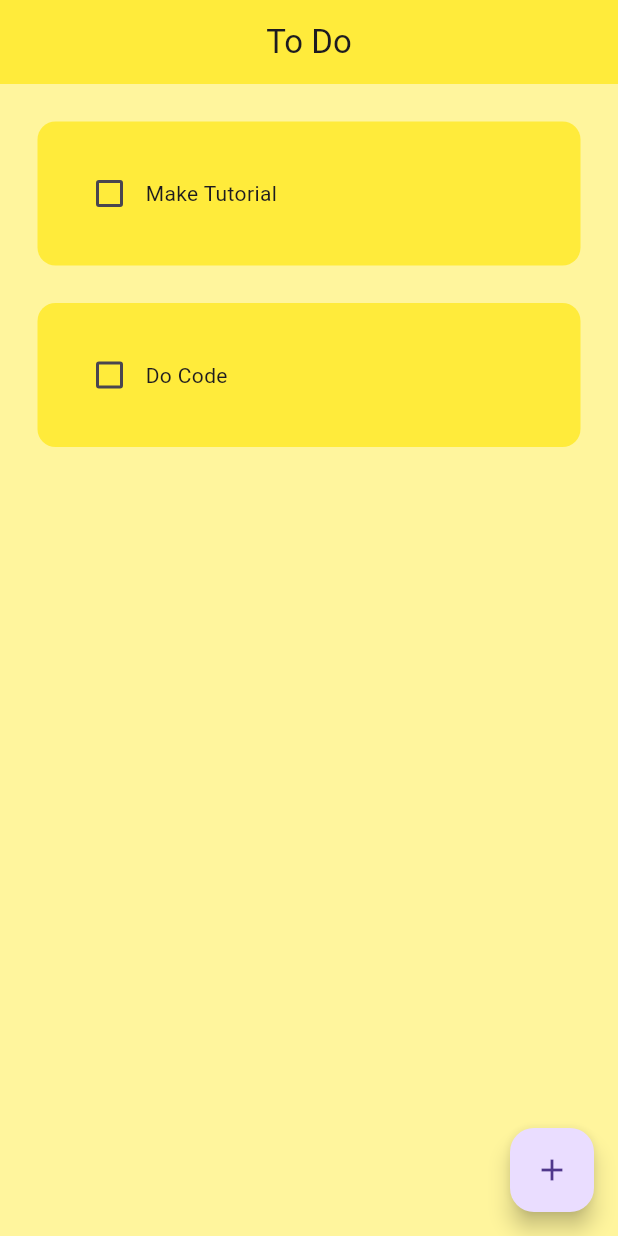
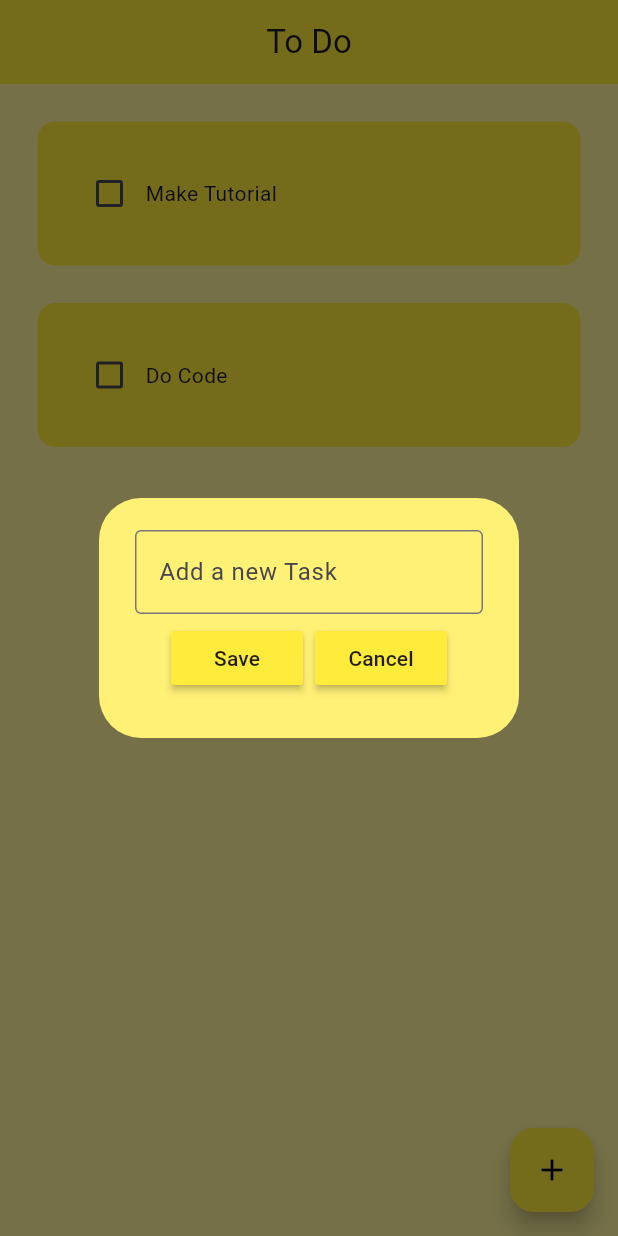
Before and after one commit to krishvekriya12/to_do_app, a Flutter app: the screen it shows after launch, after a tap on the "add" icon, on a phone screen of 412 x 824 dp. Run offline on Flutter 3.47's test engine with Material 3 defaults, Android fonts, the phone set to English and light mode, and no system bars; drawn by our look-alikes of flutter_slidable; our stand-ins replace hive_flutter; accounts and stored records are empty.

Commit message:
final to-do app with solve bug's and add Hive Database

```diff
--- /dev/null
+++ b/lib/data/database.dart
@@ -0,0 +1,21 @@
+import 'package:hive_flutter/adapters.dart';
+
+class ToDoDataBase {
+  List toDoList = [];
+  final _myBox = Hive.box('mybox');
+
+  void createInitialData() {
+    toDoList = [
+      ["Make Tutorial", false],
+      ["Do Code", false],
+    ];
+  }
+
+  void loadData() {
+    toDoList = _myBox.get('TODOLIST');
+  }
+
+  void updateDataBase() {
+    _myBox.put("TODOLIST", toDoList);
+  }
+}
--- a/lib/main.dart
+++ b/lib/main.dart
@@ -1,8 +1,11 @@
 import 'package:flutter/material.dart';
+import 'package:hive_flutter/hive_flutter.dart';
 import 'package:to_do_app/pages/home_page.dart';
 
-void main() {
-  runApp(Myapp());
+void main() async {
+  await Hive.initFlutter();
+  await Hive.openBox('mybox');
+  runApp(const Myapp());
 }
 
 class Myapp extends StatelessWidget {
@@ -12,8 +15,15 @@ class Myapp extends StatelessWidget {
   Widget build(BuildContext context) {
     return MaterialApp(
       debugShowCheckedModeBanner: false,
-      home: HomePage(),
-      theme: ThemeData(primarySwatch: Colors.yellow),
+      home: const HomePage(),
+      theme: ThemeData(
+        primarySwatch: Colors.yellow,
+        primaryColor: Colors.yellow,
+        floatingActionButtonTheme: const FloatingActionButtonThemeData(
+          backgroundColor: Colors.yellow,
+          foregroundColor: Colors.black,
+        ),
+      ),
     );
   }
 }
--- a/lib/pages/home_page.dart
+++ b/lib/pages/home_page.dart
@@ -1,5 +1,9 @@
 import 'package:flutter/material.dart';
+import 'package:to_do_app/data/database.dart';
 import 'package:to_do_app/util/todo_tile.dart';
+import 'package:hive_flutter/hive_flutter.dart';
+
+import '../util/dialog_box.dart';
 
 class HomePage extends StatefulWidget {
   const HomePage({super.key});
@@ -9,19 +13,58 @@ class HomePage extends StatefulWidget {
 }
 
 class _HomePageState extends State<HomePage> {
-  List toDoList = [
-    ["Make Tutorial", false],
-    ["Do Code", false],
-  ];
+  final _myBox = Hive.box('mybox');
+  ToDoDataBase db = ToDoDataBase();
+
+  @override
+  void initState() {
+    if (_myBox.get("TODOLIST") == null) {
+      db.createInitialData();
+    } else {
+      db.loadData();
+    }
+    super.initState();
+  }
+
+  final _controller = TextEditingController();
 
   void checkBoxChanged(bool? value, int index) {
     setState(() {
-      toDoList[index][1] = !toDoList[index][1];
+      db.toDoList[index][1] = !db.toDoList[index][1];
     });
+    db.updateDataBase();
+  }
+
+  void saveNewTask() {
+    setState(() {
+      if(_controller.text.trim().isNotEmpty){
+        db.toDoList.add([_controller.text, false]);
+        _controller.clear();
+      }
+    });
+    Navigator.of(context).pop();
+    db.updateDataBase();
   }
 
   void createNewTask() {
+    showDialog(
+      context: context,
+      builder: (context) {
+        return DialogBox(
+          controller: _controller,
+          onSave: saveNewTask,
+          onCancel: () => Navigator.of(context).pop(),
+        );
+      },
+    );
+    _controller.clear();
+  }
 
+  void deleteTask(int index) {
+    setState(() {
+      db.toDoList.removeAt(index);
+    });
+    db.updateDataBase();
   }
 
   @override
@@ -39,12 +82,13 @@ class _HomePageState extends State<HomePage> {
         child: Icon(Icons.add),
       ),
       body: ListView.builder(
-        itemCount: toDoList.length,
+        itemCount: db.toDoList.length,
         itemBuilder: (context, index) {
           return TodoTile(
-            taskName: toDoList[index][0],
-            taskCompleted: toDoList[index][1],
+            taskName: db.toDoList[index][0],
+            taskCompleted: db.toDoList[index][1],
             onChanged: (value) => checkBoxChanged(value, index),
+            deleteFunction: (context) => deleteTask(index),
           );
         },
       ),
--- /dev/null
+++ b/lib/util/dialog_box.dart
@@ -0,0 +1,45 @@
+import 'package:flutter/material.dart';
+import 'package:to_do_app/util/my_button.dart';
+
+class DialogBox extends StatelessWidget {
+  final TextEditingController controller;
+  final VoidCallback onSave;
+  final VoidCallback onCancel;
+
+  const DialogBox({
+    super.key,
+    required this.controller,
+    required this.onSave,
+    required this.onCancel,
+  });
+
+  @override
+  Widget build(BuildContext context) {
+    return AlertDialog(
+      backgroundColor: Colors.yellow[300],
+      content: SizedBox(
+        height: 120,
+        child: Column(
+          mainAxisAlignment: MainAxisAlignment.spaceEvenly,
+          children: [
+            TextField(
+              controller: controller,
+              decoration: InputDecoration(
+                border: OutlineInputBorder(),
+                hintText: "Add a new Task",
+              ),
+            ),
+            Row(
+              mainAxisAlignment: MainAxisAlignment.center,
+              children: [
+                MyButton(text: "Save", onPressed: onSave),
+                const SizedBox(width: 8),
+                MyButton(text: "Cancel", onPressed: onCancel),
+              ],
+            ),
+          ],
+        ),
+      ),
+    );
+  }
+}
--- /dev/null
+++ b/lib/util/my_button.dart
@@ -0,0 +1,17 @@
+import 'package:flutter/material.dart';
+
+class MyButton extends StatelessWidget {
+  final String text;
+  final VoidCallback onPressed;
+
+  const MyButton({super.key, required this.text, required this.onPressed});
+
+  @override
+  Widget build(BuildContext context) {
+    return MaterialButton(
+      onPressed: onPressed,
+      color: Theme.of(context).primaryColor,
+      child: Text(text),
+    );
+  }
+}
--- a/lib/util/todo_tile.dart
+++ b/lib/util/todo_tile.dart
@@ -1,21 +1,36 @@
 import 'package:flutter/material.dart';
+import 'package:flutter_slidable/flutter_slidable.dart';
 
 class TodoTile extends StatelessWidget {
   final String taskName;
   final bool taskCompleted;
-  Function(bool?)? onChanged;
+  final Function(bool?)? onChanged;
+  final Function(BuildContext)? deleteFunction;
 
-  TodoTile({
+  const TodoTile({
     super.key,
     required this.taskName,
     required this.taskCompleted,
     required this.onChanged,
+    required this.deleteFunction,
   });
 
   @override
   Widget build(BuildContext context) {
     return Padding(
       padding: const EdgeInsets.only(left: 25.0, right: 25, top: 25),
+      child: Slidable(
+        endActionPane: ActionPane(
+          motion: StretchMotion(),
+          children: [
+            SlidableAction(
+              onPressed: deleteFunction,
+              icon: Icons.delete,
+              backgroundColor: Colors.red.shade300,
+              borderRadius: BorderRadius.circular(12),
+            ),
+          ],
+        ),
         child: Container(
           padding: EdgeInsets.all(24),
           decoration: BoxDecoration(
@@ -29,7 +44,8 @@ class TodoTile extends StatelessWidget {
                 onChanged: onChanged,
                 activeColor: Colors.black,
               ),
-            Text(
+              Expanded(
+                child: Text(
                   taskName,
                   style: TextStyle(
                     decoration: taskCompleted
@@ -37,7 +53,9 @@ class TodoTile extends StatelessWidget {
                         : TextDecoration.none,
                   ),
                 ),
+              ),
             ],
+          ),
         ),
       ),
     );
--- a/pubspec.yaml
+++ b/pubspec.yaml
@@ -30,14 +30,19 @@ environment:
 dependencies:
   flutter:
     sdk: flutter
+  hive: ^2.2.3
+  hive_flutter: ^1.1.0
 
   # The following adds the Cupertino Icons font to your application.
   # Use with the CupertinoIcons class for iOS style icons.
   cupertino_icons: ^1.0.8
+  flutter_slidable: ^4.0.3
 
 dev_dependencies:
   flutter_test:
     sdk: flutter
+  hive_generator: ^2.0.1
+  build_runner: ^2.1.11
 
   # The "flutter_lints" package below contains a set of recommended lints to
   # encourage good coding practices. The lint set provided by the package is
```
Also changed, not shown: pubspec.lock. Lines whose indentation alone changed are shown as unchanged.
